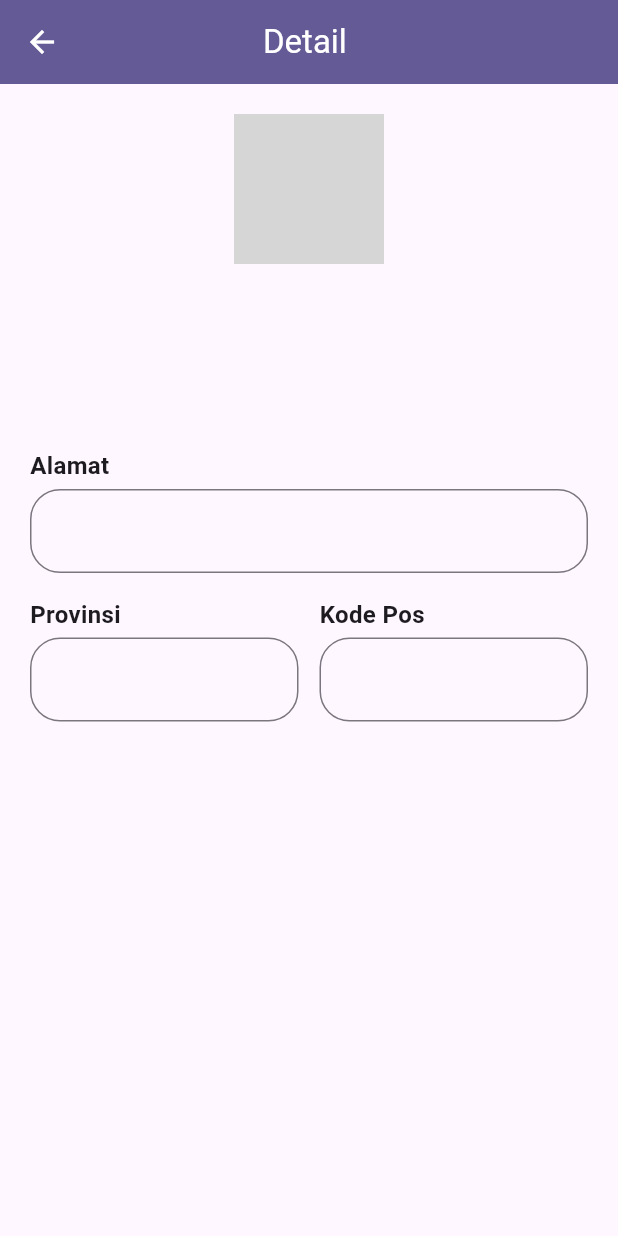
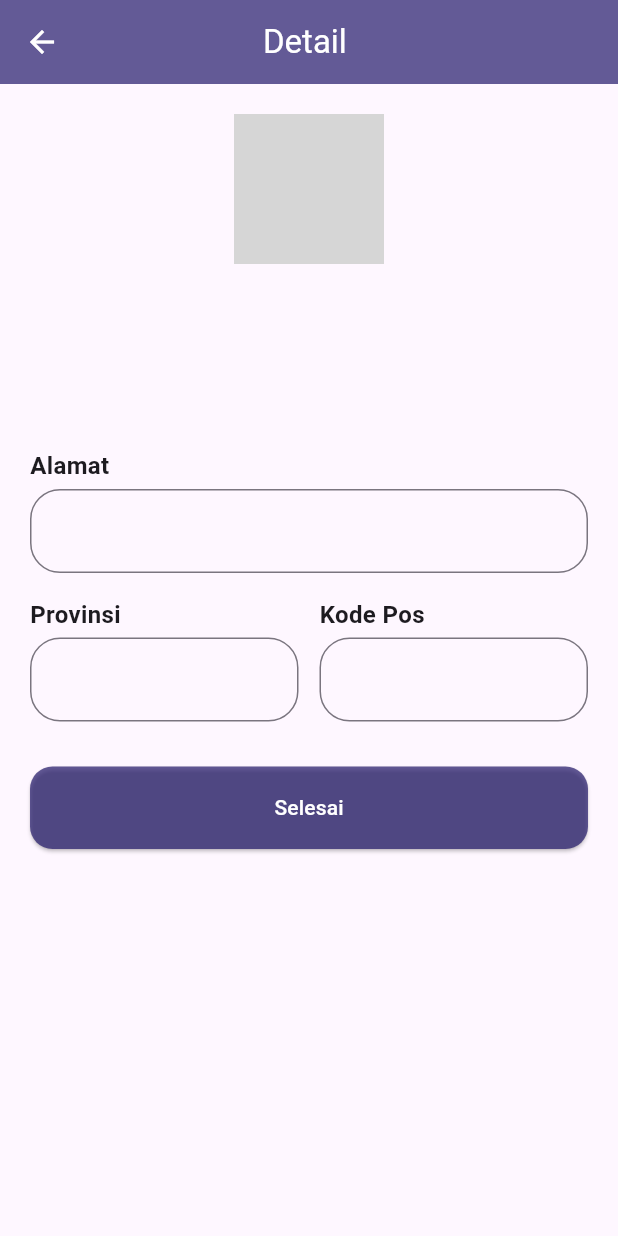
Before and after one commit to emzhran/20220140118_UCP1Flutter, a Flutter app: the DetailPelanggan screen opened directly with empty values, on a phone screen of 412 x 824 dp. Run offline on Flutter 3.47's test engine with Material 3 defaults, Android fonts, the phone set to English and light mode, and no system bars; grey boxes are pictures that could not be loaded.

Commit message:
menambahkan button simpan pada detail pelanggan

```diff
--- a/lib/detail_pelanggan.dart
+++ b/lib/detail_pelanggan.dart
@@ -125,6 +125,24 @@ class DetailPelanggan extends StatelessWidget {
                   ),
                 ],
               ),
+              SizedBox(height: 30),
+              SizedBox(
+                width: double.infinity,
+                height: 55,
+                child: ElevatedButton(
+                  onPressed: (){},
+                  style: OutlinedButton.styleFrom(
+                    backgroundColor:  Color.fromARGB(184, 39, 29, 109),
+                  shape: RoundedRectangleBorder(
+                    borderRadius: BorderRadius.circular(15.0)
+                  )
+                  ),
+                  child: Text('Selesai',
+                  style: TextStyle(
+                    color: Colors.white
+                  )),
+                ),
+              ),
             ],
           ),
         ),
```
